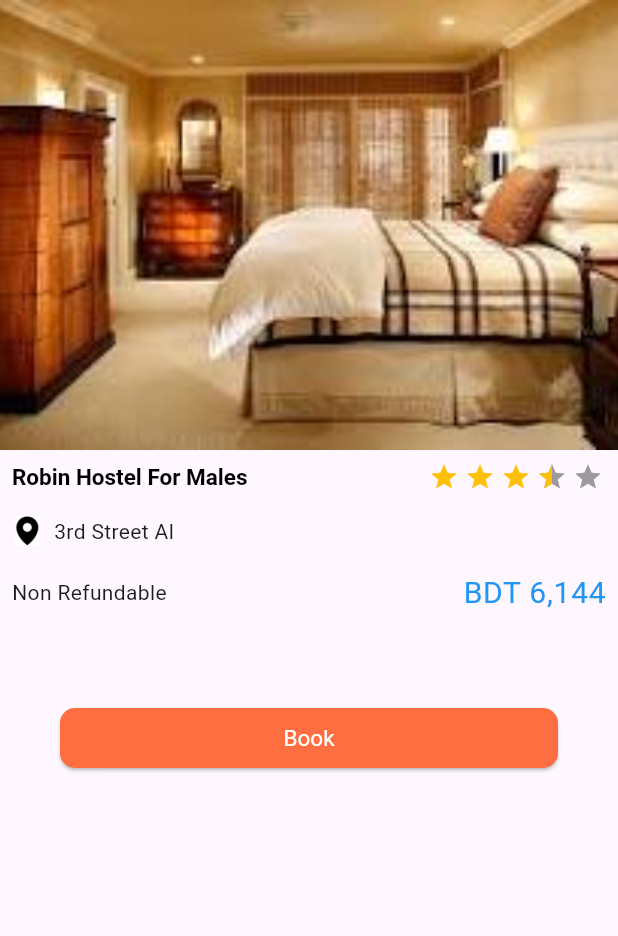
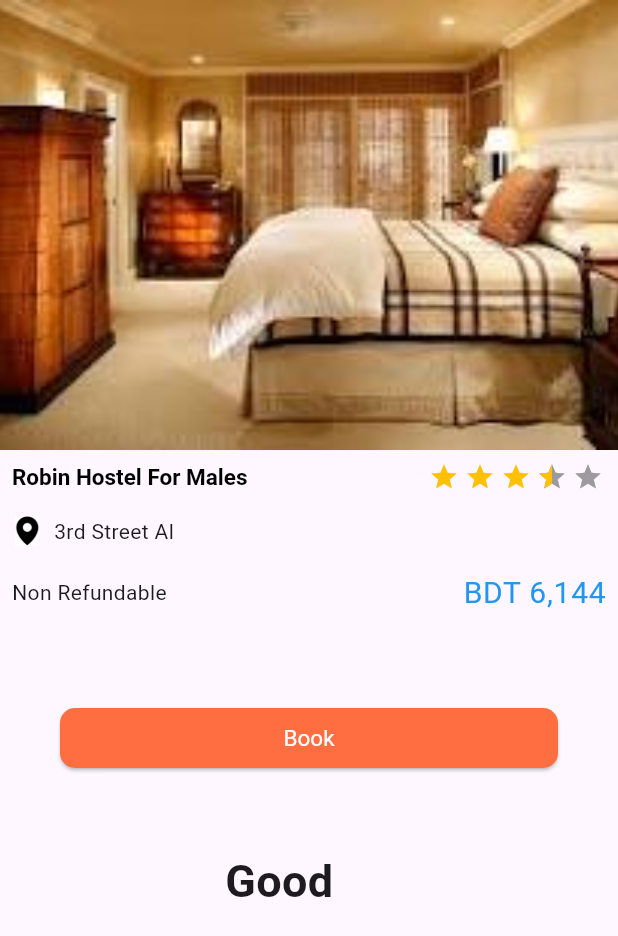
Before and after one commit to SyedPiyal/Flutter_json-to-listview, a Flutter app: the screen it shows after launch, after a tap on "Robin Hostel For Males", on a phone screen of 412 x 824 dp. Shown: the top 936 px of the screen. Run offline on Flutter 3.47's test engine with Material 3 defaults, Android fonts, the phone set to English and light mode, and no system bars; drawn by our look-alikes of flutter_rating_bar; missing offline and left inert: dart:ffi.

```diff
--- a/lib/ui/DetailsPage.dart
+++ b/lib/ui/DetailsPage.dart
@@ -3,12 +3,24 @@ import 'package:flutter/cupertino.dart';
 import 'package:flutter/material.dart';
 import 'package:flutter_rating_bar/flutter_rating_bar.dart';
 
-class DetailsPage extends StatelessWidget {
+
+class DetailsPage extends StatefulWidget {
   //const DetailsPage({super.key});
 
   const DetailsPage({super.key, required this.dataModel});
 
   final DataModel dataModel;
+
+
+
+  @override
+  State<DetailsPage> createState() => _DetailsPageState();
+}
+
+class _DetailsPageState  extends State<DetailsPage>{
+  int selectedOption = 1;
+
+  String dropdownValue = 'Good';
 
   @override
   Widget build(BuildContext context) {
@@ -19,7 +31,7 @@ class DetailsPage extends StatelessWidget {
           Container(
             height: 300,
             child: Image.asset(
-              dataModel.image!,
+              widget.dataModel.image!,
               fit: BoxFit.cover,
             ),
           ),
@@ -29,12 +41,12 @@ class DetailsPage extends StatelessWidget {
               mainAxisAlignment: MainAxisAlignment.spaceBetween,
               children: [
                 Text(
-                  dataModel.title!,
+                  widget.dataModel.title!,
                   style: Theme.of(context).textTheme.headline2,
                 ),
                 RatingBar.builder(
                   ignoreGestures: true,
-                  initialRating: dataModel.rating!,
+                  initialRating: widget.dataModel.rating!,
                   minRating: 1,
                   direction: Axis.horizontal,
                   allowHalfRating: true,
@@ -57,12 +69,12 @@ class DetailsPage extends StatelessWidget {
             child: Row(
               children: [
                 Image.asset(
-                  dataModel.location!,
+                  widget.dataModel.location!,
                   width: 20,
                   height: 20,
                 ),
                 const SizedBox(width: 8),
-                Text(dataModel.address!),
+                Text(widget.dataModel.address!),
               ],
             ),
           ),
@@ -71,15 +83,16 @@ class DetailsPage extends StatelessWidget {
             child: Row(
               mainAxisAlignment: MainAxisAlignment.spaceBetween,
               children: [
-                Text(dataModel.ref!),
+                Text(widget.dataModel.ref!),
                 Text(
-                  dataModel.price!,
+                  widget.dataModel.price!,
                   style: Theme.of(context).textTheme.bodyText1,
                 ),
               ],
             ),
           ),
 
+          //button for booking and alert dialog
           Padding(
             padding: const EdgeInsets.only(left: 40,right: 40,top: 50),
             child: ElevatedButton(
@@ -87,16 +100,70 @@ class DetailsPage extends StatelessWidget {
                 showDialog(
                   context: context,
                   builder: (ctx) => AlertDialog(
+                    title:  const Text("Are You Happy With the Design ?",style: TextStyle(fontSize: 15,fontWeight: FontWeight.bold)),
+                    content: Container(
+                      height: 200,
+                      child: Column(
+                        //mainAxisAlignment: MainAxisAlignment.start,
+                        children: <Widget>[
+                          ListTile(
+                            title: const Text('Option 1'),
+                            leading: Radio(
+                              value: 1,
+                              groupValue: selectedOption,
+                              onChanged: (value) {
+                                setState(() {
+                                  selectedOption = value!;
+                                });
+                              },
+                            ),
+                          ),
+                          ListTile(
+                            title: const Text('Option 2'),
+                            leading: Radio(
+                              value: 2,
+                              groupValue: selectedOption,
+                              onChanged: (value) {
+                                setState(() {
+                                  selectedOption = value!;
+                                });
+                              },
+                            ),
+                          ),
 
-                    title:  Text("Are You Happy With the Design ?",style: TextStyle(fontSize: 15,fontWeight: FontWeight.bold)),
-                    content: const Text("You have raised a Alert Dialog Box"),
+                          // Step 2.
+                          DropdownButton<String>(
+                            // Step 3.
+                            value: dropdownValue,
+                            // Step 4.
+                            items: <String>['Good', 'Not Good', 'Bad', 'Best']
+                                .map<DropdownMenuItem<String>>((String value) {
+                              return DropdownMenuItem<String>(
+                                value: value,
+                                child: Text(
+                                  value,
+                                  style: TextStyle(fontSize: 30),
+                                ),
+                              );
+                            }).toList(),
+                            // Step 5.
+                            onChanged: (String? newValue) {
+                              setState(() {
+                                dropdownValue = newValue!;
+                              });
+                            },
+                          ),
+
+                        ],
+                      ),
+                    ),
                     actions: <Widget>[
                       TextButton(
                         onPressed: () {
                           Navigator.of(ctx).pop();
                         },
                         child: Container(
-                          color: Colors.green,
+                          color: Colors.deepOrangeAccent,
                           padding: const EdgeInsets.all(14),
                           child: const Text("okay"),
                         ),
@@ -121,6 +188,12 @@ class DetailsPage extends StatelessWidget {
               child: const Text("Book",style: TextStyle(fontSize: 15)),
             ),
           ),
+      Padding(
+        padding: const EdgeInsets.only(left: 150,top: 50),
+        child:Text(dropdownValue,style: TextStyle(fontWeight: FontWeight.bold,fontSize: 30),)
+      ),
+
+
         ],
       ),
     );
```
